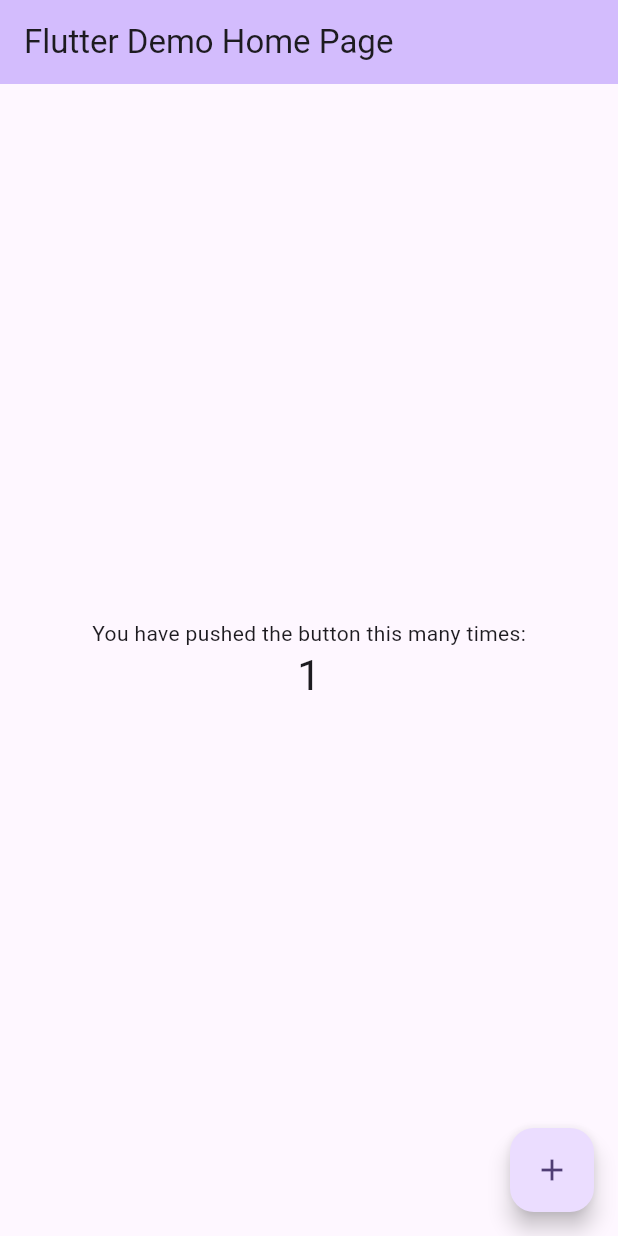
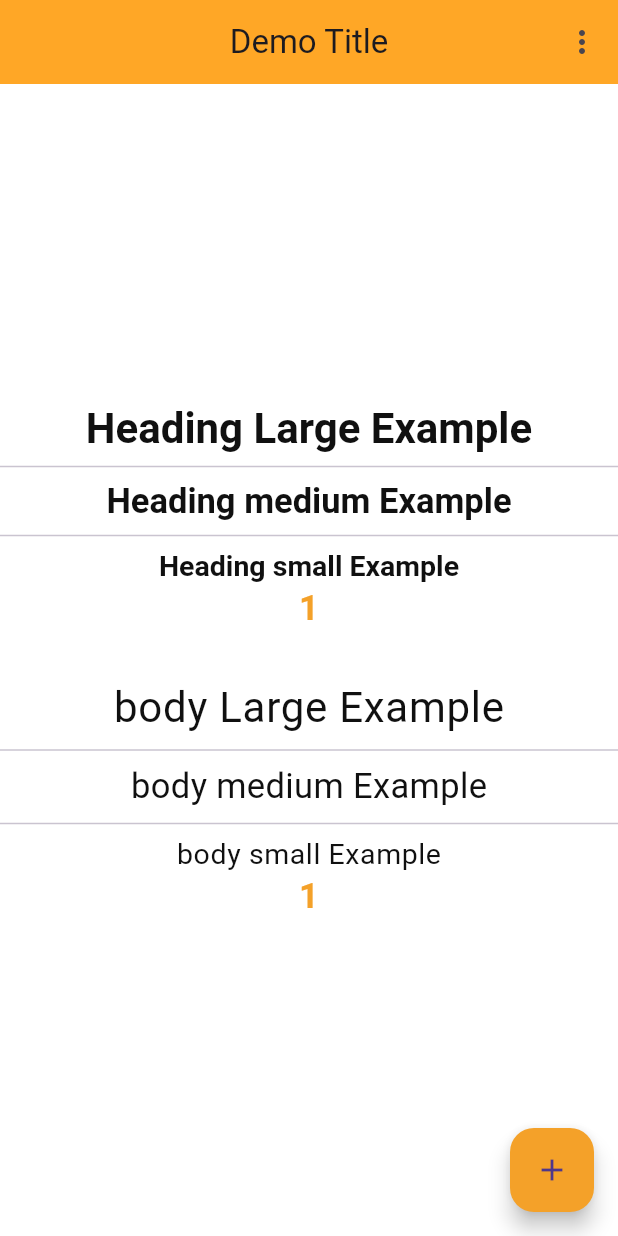
Before and after one commit to UmarShahid361/alno_ai, a Flutter app: the screen it shows after launch, after a tap on the "add" icon, on a phone screen of 412 x 824 dp. Run offline on Flutter 3.47's test engine with Material 3 defaults, Android fonts, the phone set to English and light mode, and no system bars; our stand-ins replace another_flushbar, logger, shared_preferences.

Commit message:
Some changes that were necessary to make inorder to make it before, from before.

```diff
--- a/lib/data/network/BaseApiServices.dart
+++ b/lib/data/network/BaseApiServices.dart
@@ -1,6 +1,6 @@
-
 
 abstract class BaseApiServices{
-  Future<dynamic> getGetApiResponse(String url);
-  Future<dynamic> getPostApiResponse(String url, dynamic data);
+  Future<dynamic> getGetApiResponse(String url, {dynamic data, dynamic token});
+  Future<dynamic> getPostApiResponse(String url, {dynamic data, dynamic token});
+  Future<dynamic> getDeleteApiResponse(String url, {dynamic token});
 }
--- a/lib/data/response/status.dart
+++ b/lib/data/response/status.dart
@@ -1,2 +1,5 @@
 
-enum Status {loading, completed, error}
+
+enum Status{
+  LOADING, COMPLETED, ERROR, FETCHING_NEXT_BATCH, FETCHED_ALL_BATCHES
+}
--- a/lib/main.dart
+++ b/lib/main.dart
@@ -1,125 +1,43 @@
 import 'package:flutter/material.dart';
+import 'package:provider/provider.dart';
 
-void main() {
-  runApp(const MyApp());
+import 'res/app_theme.dart';
+import 'utils/logger_helpers.dart';
+import 'utils/routes/routes.dart';
+import 'utils/routes/routes_name.dart';
+import 'view_model/theme_view_model.dart';
+
+void main() async {
+  WidgetsFlutterBinding.ensureInitialized();
+  ThemeViewModel theme = ThemeViewModel();
+  await theme.getTheme();
+  runApp(MyApp(theme: theme,));
 }
 
 class MyApp extends StatelessWidget {
-  const MyApp({super.key});
+  final ThemeViewModel theme;
+  const MyApp({super.key, required this.theme});
 
-  // This widget is the root of your application.
   @override
   Widget build(BuildContext context) {
-    return MaterialApp(
-      title: 'Flutter Demo',
-      theme: ThemeData(
-        // This is the theme of your application.
-        //
-        // TRY THIS: Try running your application with "flutter run". You'll see
-        // the application has a purple toolbar. Then, without quitting the app,
-        // try changing the seedColor in the colorScheme below to Colors.green
-        // and then invoke "hot reload" (save your changes or press the "hot
-        // reload" button in a Flutter-supported IDE, or press "r" if you used
-        // the command line to start the app).
-        //
-        // Notice that the counter didn't reset back to zero; the application
-        // state is not lost during the reload. To reset the state, use hot
-        // restart instead.
-        //
-        // This works for code too, not just values: Most code changes can be
-        // tested with just a hot reload.
-        colorScheme: ColorScheme.fromSeed(seedColor: Colors.deepPurple),
-        useMaterial3: true,
+    return MultiProvider(
+      providers: [
+        ChangeNotifierProvider(create: (context) => theme,)
+      ],
+      child: Consumer<ThemeViewModel>(
+          builder: (context, provider, child)  {
+            debugLog(provider.themeMode);
+            return MaterialApp(
+                title: 'Flutter Demo',
+                debugShowCheckedModeBanner: false,
+                theme: AppTheme.lightTheme,
+                darkTheme: AppTheme.darkTheme,
+                themeMode: provider.themeMode,
+                initialRoute: RoutesName.demo,
+                onGenerateRoute:  Routes.generateRoute
+            );
+          }
       ),
-      home: const MyHomePage(title: 'Flutter Demo Home Page'),
     );
   }
 }
-
-class MyHomePage extends StatefulWidget {
-  const MyHomePage({super.key, required this.title});
-
-  // This widget is the home page of your application. It is stateful, meaning
-  // that it has a State object (defined below) that contains fields that affect
-  // how it looks.
-
-  // This class is the configuration for the state. It holds the values (in this
-  // case the title) provided by the parent (in this case the App widget) and
-  // used by the build method of the State. Fields in a Widget subclass are
-  // always marked "final".
-
-  final String title;
-
-  @override
-  State<MyHomePage> createState() => _MyHomePageState();
-}
-
-class _MyHomePageState extends State<MyHomePage> {
-  int _counter = 0;
-
-  void _incrementCounter() {
-    setState(() {
-      // This call to setState tells the Flutter framework that something has
-      // changed in this State, which causes it to rerun the build method below
-      // so that the display can reflect the updated values. If we changed
-      // _counter without calling setState(), then the build method would not be
-      // called again, and so nothing would appear to happen.
-      _counter++;
-    });
-  }
-
-  @override
-  Widget build(BuildContext context) {
-    // This method is rerun every time setState is called, for instance as done
-    // by the _incrementCounter method above.
-    //
-    // The Flutter framework has been optimized to make rerunning build methods
-    // fast, so that you can just rebuild anything that needs updating rather
-    // than having to individually change instances of widgets.
-    return Scaffold(
-      appBar: AppBar(
-        // TRY THIS: Try changing the color here to a specific color (to
-        // Colors.amber, perhaps?) and trigger a hot reload to see the AppBar
-        // change color while the other colors stay the same.
-        backgroundColor: Theme.of(context).colorScheme.inversePrimary,
-        // Here we take the value from the MyHomePage object that was created by
-        // the App.build method, and use it to set our appbar title.
-        title: Text(widget.title),
-      ),
-      body: Center(
-        // Center is a layout widget. It takes a single child and positions it
-        // in the middle of the parent.
-        child: Column(
-          // Column is also a layout widget. It takes a list of children and
-          // arranges them vertically. By default, it sizes itself to fit its
-          // children horizontally, and tries to be as tall as its parent.
-          //
-          // Column has various properties to control how it sizes itself and
-          // how it positions its children. Here we use mainAxisAlignment to
-          // center the children vertically; the main axis here is the vertical
-          // axis because Columns are vertical (the cross axis would be
-          // horizontal).
-          //
-          // TRY THIS: Invoke "debug painting" (choose the "Toggle Debug Paint"
-          // action in the IDE, or press "p" in the console), to see the
-          // wireframe for each widget.
-          mainAxisAlignment: MainAxisAlignment.center,
-          children: <Widget>[
-            const Text(
-              'You have pushed the button this many times:',
-            ),
-            Text(
-              '$_counter',
-              style: Theme.of(context).textTheme.headlineMedium,
-            ),
-          ],
-        ),
-      ),
-      floatingActionButton: FloatingActionButton(
-        onPressed: _incrementCounter,
-        tooltip: 'Increment',
-        child: const Icon(Icons.add),
-      ), // This trailing comma makes auto-formatting nicer for build methods.
-    );
-  }
-}
--- /dev/null
+++ b/lib/repository/local/appSharedPreferences.dart
@@ -0,0 +1,33 @@
+import 'package:flutter/material.dart';
+import 'package:shared_preferences/shared_preferences.dart';
+
+class AppSharedPreferences{
+  Future<ThemeMode> getThemeMode() async  {
+    SharedPreferences preferences = await SharedPreferences.getInstance();
+    String theme = preferences.getString("themeMode") ?? "system";
+    // print(theme);
+    if(theme == "system"){
+      return ThemeMode.system;
+    }
+
+    if(theme == "light"){
+      return ThemeMode.light;
+    }
+
+    return ThemeMode.dark;
+  }
+
+  void setThemeMode(ThemeMode themeMode) async  {
+    String theme = "";
+    if(themeMode == ThemeMode.system){
+      theme = "system";
+    } else if(themeMode == ThemeMode.light){
+      theme = "light";
+    } else{
+      theme = "dark";
+    }
+    SharedPreferences preferences = await SharedPreferences.getInstance();
+    await preferences.setString("themeMode", theme);
+  }
+
+}
--- /dev/null
+++ b/lib/res/app_colors.dart
@@ -0,0 +1,16 @@
+import 'package:flutter/material.dart';
+
+class AppColors{
+  // light mode colors
+  static const Color primaryColorLight = Color(0xFFFFA726);
+  static const Color primaryTextColorLight = Color(0xff101010);
+  static const Color secondaryTextColorLight = Color(0xfff4a129);
+  static const Color backgroundColorLight = Color(0xffffffff);
+
+  // dark mode colors
+  static const Color primaryColorDark = Color(0xffd37e0b);
+  static const Color primaryTextColorDark = Color(0xfff4f4f4);
+  static const Color secondaryTextColorDark = Color(0xffd37e0b);
+  static const Color backgroundColorDark= Color(0xff121212);
+
+}
--- /dev/null
+++ b/lib/res/app_theme.dart
@@ -0,0 +1,85 @@
+import 'package:flutter/material.dart';
+import 'package:mvvm_architecture/res/app_colors.dart';
+
+
+class AppTheme {
+  static final ThemeData lightTheme = ThemeData(
+    brightness: Brightness.light,
+    primaryColor: AppColors.primaryColorLight,
+    scaffoldBackgroundColor: AppColors.backgroundColorLight,
+    appBarTheme: const AppBarTheme(
+        color: AppColors.primaryColorLight,
+        centerTitle: true
+    ),
+    textTheme: const TextTheme(
+      headlineLarge:  TextStyle(
+        fontSize: 28,
+        fontWeight: FontWeight.bold,
+        color: AppColors.primaryTextColorLight,
+      ),
+      headlineMedium:  TextStyle(
+        fontSize: 23,
+        fontWeight: FontWeight.bold,
+        color: AppColors.primaryTextColorLight,
+      ),
+      headlineSmall:  TextStyle(
+        fontSize: 19,
+        fontWeight: FontWeight.bold,
+        color: AppColors.primaryTextColorLight,
+      ),
+      bodyLarge: TextStyle(
+        fontSize: 28,
+        color: AppColors.primaryTextColorLight,
+      ),
+      bodyMedium: TextStyle(
+        fontSize: 23,
+        color: AppColors.primaryTextColorLight,
+      ),
+      bodySmall: TextStyle(
+        fontSize: 19,
+        color: AppColors.primaryTextColorLight,
+      ),
+
+    ),
+  );
+
+  static final ThemeData darkTheme = ThemeData(
+    brightness: Brightness.dark,
+    primaryColor: AppColors.primaryColorDark,
+    scaffoldBackgroundColor: AppColors.backgroundColorDark,
+    appBarTheme: const AppBarTheme(
+        color: AppColors.primaryColorDark,
+        centerTitle: true
+    ),
+    textTheme: const TextTheme(
+      headlineLarge:  TextStyle(
+        fontSize: 28,
+        fontWeight: FontWeight.bold,
+        color: AppColors.primaryTextColorDark,
+      ),
+      headlineMedium:  TextStyle(
+        fontSize: 23,
+        fontWeight: FontWeight.bold,
+        color: AppColors.primaryTextColorDark,
+      ),
+      headlineSmall:  TextStyle(
+        fontSize: 19,
+        fontWeight: FontWeight.bold,
+        color: AppColors.primaryTextColorDark,
+      ),
+      bodyLarge: TextStyle(
+        fontSize: 28,
+        color: AppColors.primaryTextColorDark,
+      ),
+      bodyMedium: TextStyle(
+        fontSize: 23,
+        color: AppColors.primaryTextColorDark,
+      ),
+      bodySmall: TextStyle(
+        fontSize: 19,
+        color: AppColors.primaryTextColorDark,
+      ),
+
+    ),
+  );
+}
--- /dev/null
+++ b/lib/utils/logger_helpers.dart
@@ -0,0 +1,17 @@
+import 'package:flutter/material.dart';
+import 'package:logger/logger.dart';
+
+void debugLog(message){
+  Logger logger = Logger();
+  logger.d(message);
+}
+
+void errorLog(message){
+  Logger logger = Logger();
+  logger.d(message);
+}
+
+Color resolveCustomColor({required BuildContext context, required Color lightColor, required Color darkColor}){
+  Brightness brightness = Theme.of(context).brightness;
+  return brightness == Brightness.light ? lightColor : darkColor;
+}
--- a/lib/utils/routes/routes.dart
+++ b/lib/utils/routes/routes.dart
@@ -0,0 +1,24 @@
+
+
+import 'package:flutter/material.dart';
+import 'package:mvvm_architecture/utils/routes/routes_name.dart';
+import 'package:mvvm_architecture/view/screens/custom_screen.dart';
+
+class  Routes{
+  static Route<dynamic>
+  generateRoute(RouteSettings settings){
+
+    switch(settings.name){
+      case RoutesName.demo:
+        return MaterialPageRoute(builder: (context) => const DemoScreen(),);
+      default:
+        return MaterialPageRoute(builder: (context) {
+          return const Scaffold(
+            body: Center(
+              child: Text("No route Defined"),
+            ),
+          );
+        },);
+    }
+  }
+}
--- a/lib/utils/routes/routes_name.dart
+++ b/lib/utils/routes/routes_name.dart
@@ -0,0 +1,4 @@
+
+class RoutesName{
+  static const String demo = "demo_page";
+}
--- /dev/null
+++ b/lib/view/screens/custom_screen.dart
@@ -0,0 +1,137 @@
+import 'package:flutter/material.dart';
+import 'package:mvvm_architecture/res/app_colors.dart';
+import 'package:mvvm_architecture/utils/logger_helpers.dart';
+import 'package:mvvm_architecture/view_model/theme_view_model.dart';
+import 'package:provider/provider.dart';
+
+class DemoScreen extends StatefulWidget {
+  const DemoScreen({super.key});
+
+  @override
+  State<DemoScreen> createState() => _DemoScreenState();
+}
+
+class _DemoScreenState extends State<DemoScreen> {
+  int _counter = 0;
+
+  void _incrementCounter() {
+    setState(() {
+      _counter++;
+    });
+  }
+
+  @override
+  Widget build(BuildContext context) {
+
+    return Consumer<ThemeViewModel>(
+        builder: (context, provider, child)  {
+
+          return Scaffold(
+            appBar: AppBar(
+              title: const Text("Demo Title"),
+              actions: [
+                PopupMenuButton<String>(
+                  onSelected: (value) {
+                    // Handle the selected theme mode here
+                    switch (value) {
+                      case 'system':
+                        provider.setTheme(ThemeMode.system);
+                        break;
+                      case 'light':
+                        provider.setTheme(ThemeMode.light);
+                        break;
+                      case 'dark':
+                        provider.setTheme(ThemeMode.dark);
+                        break;
+                    }
+                  },
+                  itemBuilder: (BuildContext context) => [
+                    const PopupMenuItem<String>(
+                      value: 'system',
+                      child: Text('System'),
+                    ),
+                    const PopupMenuItem<String>(
+                      value: 'light',
+                      child: Text('Light'),
+                    ),
+                    const PopupMenuItem<String>(
+                      value: 'dark',
+                      child: Text('Dark'),
+                    ),
+                  ],
+                ),
+              ],
+            ),
+            body: Center(
+              // Center is a layout widget. It takes a single child and positions it
+              // in the middle of the parent.
+              child: Column(
+
+                mainAxisAlignment: MainAxisAlignment.center,
+                children: <Widget>[
+                  Text(
+                    'Heading Large Example',
+                    style: Theme.of(context).textTheme.headlineLarge,
+                  ),
+                  const  Divider(),
+                  Text(
+                    'Heading medium Example',
+                    style: Theme.of(context).textTheme.headlineMedium,
+                  ),
+                  const  Divider(),
+                  Text(
+                    'Heading small Example',
+                    style: Theme.of(context).textTheme.headlineSmall,
+                  ),
+                  Text(
+                    '$_counter',
+                    style: Theme.of(context).textTheme.headlineMedium?.copyWith(
+                      color: resolveCustomColor(
+                          context: context,
+                          lightColor: AppColors.secondaryTextColorLight,
+                          darkColor: AppColors.secondaryTextColorDark),
+                    ),
+                  ),
+
+                  const SizedBox(height: 30,),
+
+                  Text(
+                    'body Large Example',
+                    style: Theme.of(context).textTheme.bodyLarge,
+                  ),
+                  const  Divider(),
+                  Text(
+                    'body medium Example',
+                    style: Theme.of(context).textTheme.bodyMedium,
+                  ),
+                  const  Divider(),
+                  Text(
+                    'body small Example',
+                    style: Theme.of(context).textTheme.bodySmall,
+                  ),
+                  Text(
+                    '$_counter',
+                    style: Theme.of(context).textTheme.headlineMedium?.copyWith(
+                      color: resolveCustomColor(
+                          context: context,
+                          lightColor: AppColors.secondaryTextColorLight,
+                          darkColor: AppColors.secondaryTextColorDark),
+                    ),
+                  ),
+                ],
+              ),
+            ),
+            floatingActionButton: FloatingActionButton(
+              onPressed: _incrementCounter,
+              backgroundColor: resolveCustomColor(
+                  context: context,
+                  lightColor: AppColors.secondaryTextColorLight,
+                  darkColor: AppColors.secondaryTextColorDark),
+              tooltip: 'Increment',
+              child: const Icon(Icons.add),
+            ), // This trailing comma makes auto-formatting nicer for build methods.
+          );
+        }
+    );
+  }
+}
--- /dev/null
+++ b/lib/view_model/theme_view_model.dart
@@ -0,0 +1,30 @@
+
+import 'package:flutter/material.dart';
+import 'package:mvvm_architecture/repository/local/appSharedPreferences.dart';
+
+class ThemeViewModel with ChangeNotifier {
+  final AppSharedPreferences _preferences = AppSharedPreferences();
+
+
+  ThemeMode _themeMode = ThemeMode.light;
+  ThemeMode get themeMode => _themeMode;
+
+  bool _isLoading = false;
+
+  bool get isLoading => _isLoading;
+
+  setLoading(value) {
+    _isLoading = value;
+    notifyListeners();
+  }
+
+  void setTheme(ThemeMode themeMode){
+    _preferences.setThemeMode(themeMode);
+    _themeMode  = themeMode;
+    notifyListeners();
+  }
+  Future<void> getTheme() async{
+    _themeMode = await _preferences.getThemeMode();
+    notifyListeners();
+  }
+}
```
Also changed, not shown: lib/data/network/NetworkApiServices.dart (+36 -19 lines), lib/data/response/api_response.dart (+10 -13 lines), lib/utils/utils.dart (+67 -0 lines), lib/view/components/customButton.dart (added, +15 -0 lines), pubspec.yaml (+6 -3 lines), lib/res/app_urls.dart (deleted), lib/res/colors.dart (deleted), pubspec.lock, 1 other file.
